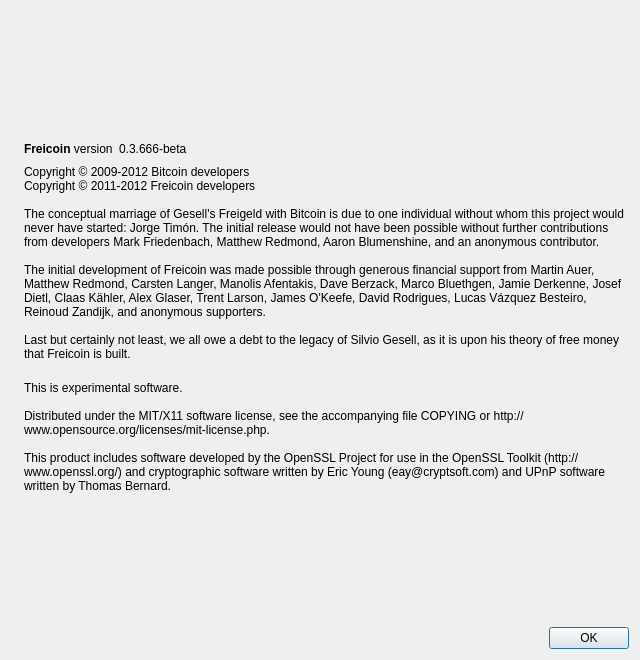
Qt form src/qt/forms/aboutdialog.ui (NiCoIn/NiCoIn) before a commit.
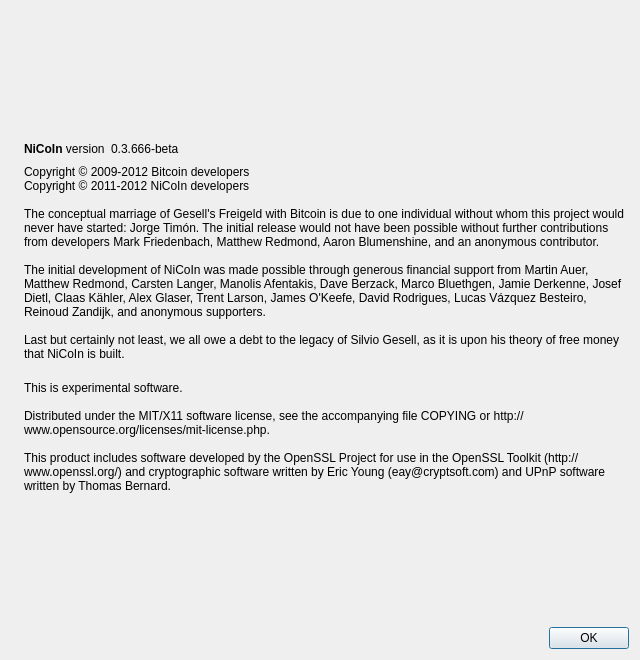
The same form after that commit. Icons and pictures are not drawn.

```diff
--- a/src/qt/forms/aboutdialog.ui
+++ b/src/qt/forms/aboutdialog.ui
@@ -50,7 +50,7 @@
           <cursorShape>IBeamCursor</cursorShape>
          </property>
          <property name="text">
-          <string>&lt;b&gt;Freicoin&lt;/b&gt; version</string>
+          <string>&lt;b&gt;NiCoIn&lt;/b&gt; version</string>
          </property>
          <property name="textInteractionFlags">
           <set>Qt::LinksAccessibleByMouse|Qt::TextSelectableByKeyboard|Qt::TextSelectableByMouse</set>
@@ -92,13 +92,13 @@
        </property>
        <property name="text">
         <string>Copyright © 2009-2012 Bitcoin developers
-Copyright © 2011-2012 Freicoin developers
+Copyright © 2011-2012 NiCoIn developers
 
 The conceptual marriage of Gesell's Freigeld with Bitcoin is due to one individual without whom this project would never have started: Jorge Timón. The initial release would not have been possible without further contributions from developers Mark Friedenbach, Matthew Redmond, Aaron Blumenshine, and an anonymous contributor.
 
-The initial development of Freicoin was made possible through generous financial support from Martin Auer, Matthew Redmond, Carsten Langer, Manolis Afentakis, Dave Berzack, Marco Bluethgen, Jamie Derkenne, Josef Dietl, Claas Kähler, Alex Glaser, Trent Larson, James O'Keefe, David Rodrigues, Lucas Vázquez Besteiro, Reinoud Zandijk, and anonymous supporters.
+The initial development of NiCoIn was made possible through generous financial support from Martin Auer, Matthew Redmond, Carsten Langer, Manolis Afentakis, Dave Berzack, Marco Bluethgen, Jamie Derkenne, Josef Dietl, Claas Kähler, Alex Glaser, Trent Larson, James O'Keefe, David Rodrigues, Lucas Vázquez Besteiro, Reinoud Zandijk, and anonymous supporters.
 
-Last but certainly not least, we all owe a debt to the legacy of Silvio Gesell, as it is upon his theory of free money that Freicoin is built.</string>
+Last but certainly not least, we all owe a debt to the legacy of Silvio Gesell, as it is upon his theory of free money that NiCoIn is built.</string>
        </property>
        <property name="wordWrap">
         <bool>true</bool>
```
Left out of the diff: 6 changed lines with no effect on the pictures.
